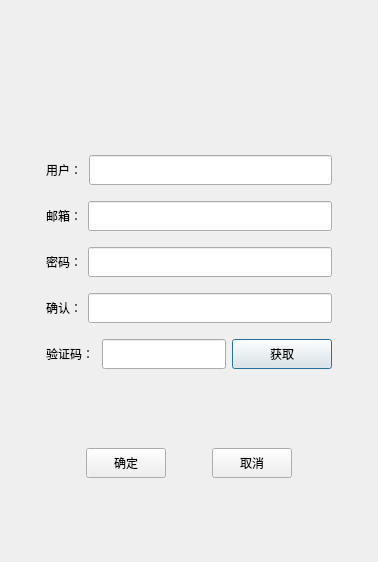
This is ZChatClient/registerdialog.ui in coldwindx/ZChat as Qt 5 draws it before an edit. The edited form follows.
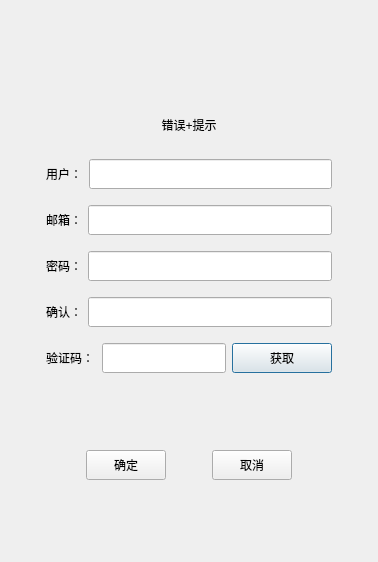
This is the edited form.

The edit to the form file:
```diff
--- a/ZChatClient/registerdialog.ui
+++ b/ZChatClient/registerdialog.ui
@@ -63,6 +63,18 @@
            <height>30</height>
           </size>
          </property>
+         <layout class="QVBoxLayout" name="verticalLayout_3">
+          <item>
+           <widget class="QLabel" name="tip_label">
+            <property name="text">
+             <string>错误+提示</string>
+            </property>
+            <property name="alignment">
+             <set>Qt::AlignmentFlag::AlignCenter</set>
+            </property>
+           </widget>
+          </item>
+         </layout>
         </widget>
        </item>
       </layout>
```
Left out of the diff: 14 changed lines with no effect on the pictures.
